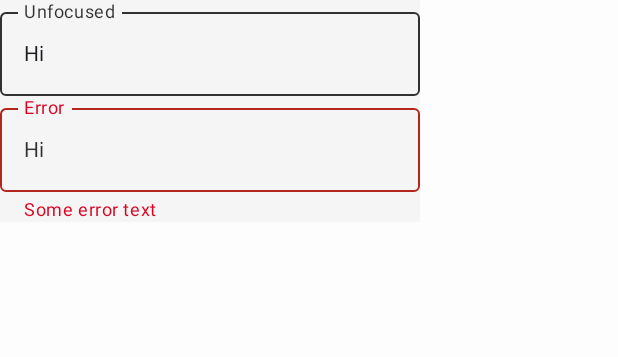
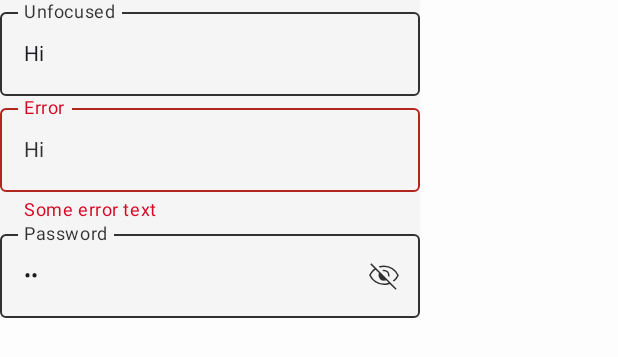
Before and after one commit to Techi77/SplitTheBillV2, an Android app built with Jetpack Compose: the @Preview function StbTextFieldPreview, on a phone screen of 412 x 824 dp. Shown: the top 357 px of the screen. Run offline under Robolectric (Android 15) with nearby library versions, the phone set to English and light mode, and no system bars.

Commit message:
refactor: modified edit text for password field

```diff
--- a/core/components/src/main/java/com/stb/components/StbTextField.kt
+++ b/core/components/src/main/java/com/stb/components/StbTextField.kt
@@ -2,10 +2,19 @@ package com.stb.components
 
 import androidx.compose.foundation.background
 import androidx.compose.foundation.layout.Column
+import androidx.compose.material3.Icon
+import androidx.compose.material3.IconButton
 import androidx.compose.material3.OutlinedTextField
 import androidx.compose.material3.Text
 import androidx.compose.runtime.Composable
+import androidx.compose.runtime.getValue
+import androidx.compose.runtime.mutableStateOf
+import androidx.compose.runtime.saveable.rememberSaveable
+import androidx.compose.runtime.setValue
 import androidx.compose.ui.Modifier
+import androidx.compose.ui.res.painterResource
+import androidx.compose.ui.text.input.PasswordVisualTransformation
+import androidx.compose.ui.text.input.VisualTransformation
 import androidx.compose.ui.tooling.preview.Preview
 import com.stb.theme.ui.BackgroundWhite
 import com.stb.theme.ui.getBaseOutlinedTextFieldColors
@@ -16,8 +25,11 @@ fun StbTextField(
     value: String,
     onValueChange: (String) -> Unit,
     labelText: String,
-    errorText: String? = null
+    errorText: String? = null,
+    singleLine: Boolean = true,
+    isPassword: Boolean = false
 ) {
+    var passwordVisible by rememberSaveable { mutableStateOf(!isPassword) }
     OutlinedTextField(
         modifier = modifier,
         value = value,
@@ -27,7 +39,22 @@ fun StbTextField(
         },
         colors = getBaseOutlinedTextFieldColors(),
         isError = !errorText.isNullOrBlank(),
-        supportingText = errorText?.let{ { Text(it) } }
+        supportingText = errorText?.let { { Text(it) } },
+        singleLine = singleLine,
+        visualTransformation = if (passwordVisible) VisualTransformation.None else PasswordVisualTransformation(),
+        trailingIcon = if (isPassword) {
+            {
+                IconButton(onClick = { passwordVisible = !passwordVisible }) {
+                    Icon(
+                        painter = painterResource(
+                            id = if (passwordVisible) R.drawable.ic_eye_opened
+                            else R.drawable.ic_eye_closed
+                        ),
+                        contentDescription = if (passwordVisible) "Hide password" else "Show password"
+                    )
+                }
+            }
+        } else null
     )
 }
 
@@ -36,7 +63,7 @@ fun StbTextField(
 private fun StbTextFieldPreview() {
     Column(
         modifier = Modifier.background(BackgroundWhite),
-        ) {
+    ) {
         StbTextField(
             value = "Hi",
             onValueChange = {},
@@ -48,5 +75,11 @@ private fun StbTextFieldPreview() {
             labelText = "Error",
             errorText = "Some error text"
         )
+        StbTextField(
+            value = "Hi",
+            onValueChange = {},
+            labelText = "Password",
+            isPassword = true
+        )
     }
 }
--- /dev/null
+++ b/core/components/src/main/res/drawable/ic_eye_closed.xml
@@ -0,0 +1,9 @@
+<vector xmlns:android="http://schemas.android.com/apk/res/android"
+    android:width="24dp"
+    android:height="24dp"
+    android:viewportWidth="960"
+    android:viewportHeight="960">
+  <path
+      android:pathData="M617.85,505.85 L586,474q9,-52.38 -29.69,-90.69Q517.62,345 466,354l-31.85,-31.85q10.08,-4.15 21.04,-6.23 10.96,-2.07 24.81,-2.07 61.15,0 103.65,42.5 42.5,42.5 42.5,103.65 0,13.85 -2.07,25.58 -2.08,11.73 -6.23,20.27ZM744.31,628.77L714,602q38,-29 67.5,-63.5T832,460q-50,-101 -143.5,-160.5T480,240q-29,0 -57,4t-55,12l-31.23,-31.23q34.85,-13.15 70.92,-18.96Q443.77,200 480,200q130.23,0 238.23,71.58 108,71.57 158.69,188.42 -21.46,48.23 -54.34,90.65 -32.89,42.43 -78.27,78.12ZM788.92,845.54L633.23,690.31q-26.54,11.77 -65.88,20.73Q528,720 480,720q-131,0 -238.23,-71.58Q134.54,576.85 83.08,460q23.3,-53 61.46,-99.27 38.15,-46.27 81.46,-77.65l-111.54,-112 28.31,-28.31 674.46,674.46 -28.31,28.31ZM254.31,311.38q-34.39,24.47 -70.31,64.31 -35.92,39.85 -56,84.31 50,101 143.5,160.5T480,680q34.62,0 69.77,-6.73t52.85,-13.58L537.38,594q-9.46,5.31 -26.38,8.73 -16.92,3.42 -31,3.42 -61.15,0 -103.65,-42.5 -42.5,-42.5 -42.5,-103.65 0,-13.31 3.42,-29.85 3.42,-16.53 8.73,-27.53l-91.69,-91.24ZM541,429ZM428.46,485.54Z"
+      android:fillColor="#e3e3e3"/>
+</vector>
--- /dev/null
+++ b/core/components/src/main/res/drawable/ic_eye_opened.xml
@@ -0,0 +1,9 @@
+<vector xmlns:android="http://schemas.android.com/apk/res/android"
+    android:width="24dp"
+    android:height="24dp"
+    android:viewportWidth="960"
+    android:viewportHeight="960">
+  <path
+      android:pathData="M480.18,606.15q60.97,0 103.47,-42.68t42.5,-103.65q0,-60.97 -42.68,-103.47t-103.65,-42.5q-60.97,0 -103.47,42.68t-42.5,103.65q0,60.97 42.68,103.47t103.65,42.5ZM480,568q-45,0 -76.5,-31.5T372,460q0,-45 31.5,-76.5T480,352q45,0 76.5,31.5T588,460q0,45 -31.5,76.5T480,568ZM480.11,720q-129.96,0 -236.88,-70.73Q136.31,578.54 83.08,460q53.23,-118.54 160.04,-189.27T479.89,200q129.96,0 236.88,70.73Q823.69,341.46 876.92,460q-53.23,118.54 -160.04,189.27T480.11,720ZM480,460ZM480,680q113,0 207.5,-59.5T832,460q-50,-101 -144.5,-160.5T480,240q-113,0 -207.5,59.5T128,460q50,101 144.5,160.5T480,680Z"
+      android:fillColor="#e3e3e3"/>
+</vector>
--- a/core/theme/src/main/java/com/stb/theme/ui/Theme.kt
+++ b/core/theme/src/main/java/com/stb/theme/ui/Theme.kt
@@ -74,4 +74,8 @@ fun getBaseOutlinedTextFieldColors() = OutlinedTextFieldDefaults.colors(
     errorPlaceholderColor = getColorTheme().error,
     errorLabelColor = getColorTheme().error,
     errorSupportingTextColor = getColorTheme().error,
+    // TrailingIcon
+    errorTrailingIconColor = getColorTheme().onPrimaryContainer,
+    focusedTrailingIconColor = getColorTheme().onPrimaryContainer,
+    unfocusedTrailingIconColor = getColorTheme().onPrimaryContainer,
 )
--- a/ui/registration/src/main/java/com/stb/registration/RegistrationScreen.kt
+++ b/ui/registration/src/main/java/com/stb/registration/RegistrationScreen.kt
@@ -125,7 +125,7 @@ private fun RegistrationCard(
         ) {
             item(key = "Pizza") {
                 Image(
-                    bitmap = ImageBitmap.imageResource(com.stb.components.R.drawable.ic_pizza),
+                    bitmap = ImageBitmap.imageResource(MainR.drawable.ic_pizza),
                     contentDescription = "",
                     modifier = Modifier
                         .size(24.dp)
@@ -216,7 +216,8 @@ private fun LazyListScope.dialogBody(
                     )
                 )
             },
-            labelText = stringResource(R.string.password)
+            labelText = stringResource(R.string.password),
+            isPassword = true
         )
     }
     if (state.switcherState == Switcher.REGISTRATION) {
@@ -236,7 +237,8 @@ private fun LazyListScope.dialogBody(
                         )
                     )
                 },
-                labelText = stringResource(R.string.confirm_password)
+                labelText = stringResource(R.string.confirm_password),
+                isPassword = true
             )
         }
     }
```
